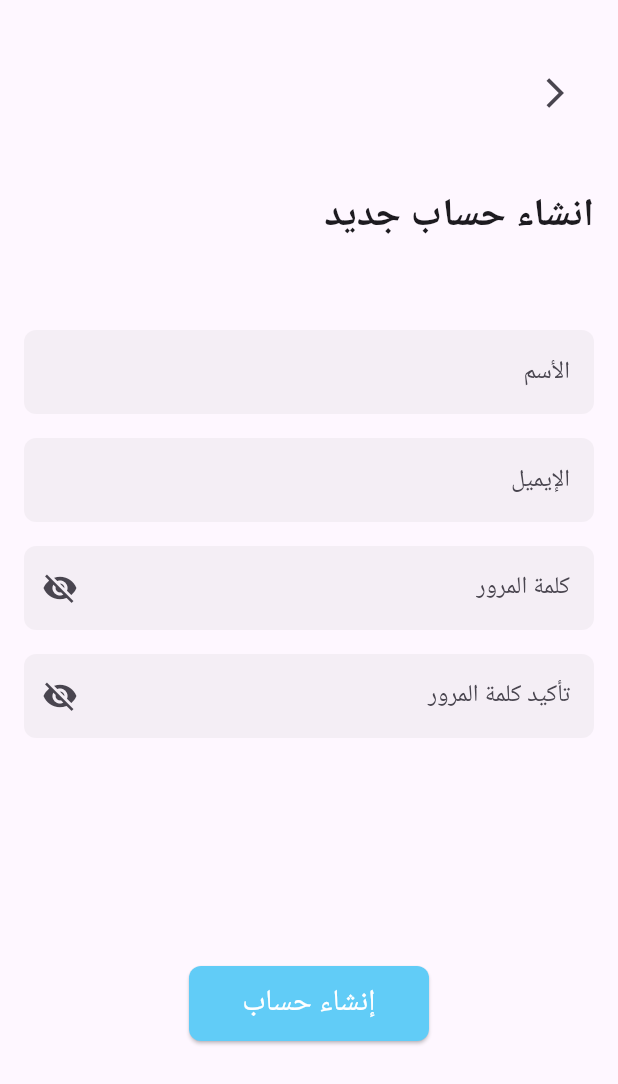
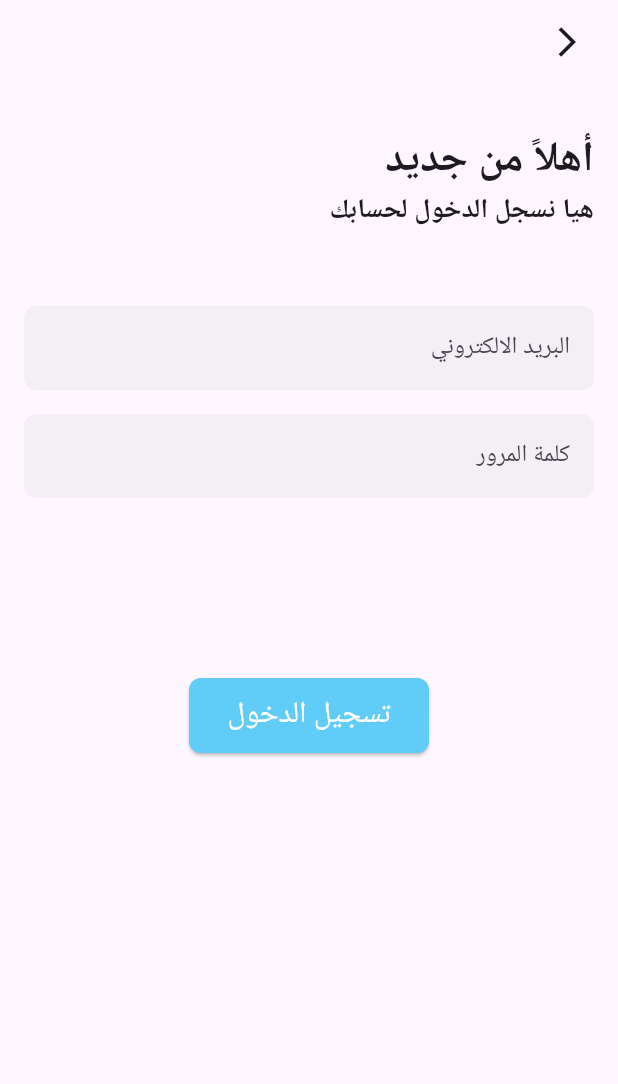
Before and after one commit to ebra0x0/UpDown, a Flutter app: the screen it shows after launch, on a phone screen of 412 x 824 dp. Shown: the top 1084 px of the screen. Run offline on Flutter 3.47's test engine with Material 3 defaults, Android fonts, the phone set to English and light mode, and no system bars; our stand-ins replace flutter_bloc, go_router, image_picker, supabase_flutter; accounts and stored records are empty.

Commit message:
Refactor and add login and registration views
- Refactored `app_router.dart` to include routes for login and registration views.
- Modified `CustomButton` to disable button when `isLoading` is true.
- Removed `custom_text_field.dart` and replaced its functionality with `CustomTextFormField`.
- Updated `header_text.dart` to remove unnecessary padding.
- Added `PasswordField` widget for handling password input with visibility toggle.
- Updated `auth_user_model.dart` to make `name` field optional.
- Added `LoginView` and its associated widgets (`LoginForm`, `LoginViewBody`).
- Added `RegistrationView` and its associated widgets (`RegistrationForm`, `RegistrationViewBody`).
- Updated `validator.dart` to include separate validators for login and registration passwords, and a confirm password validator.

```diff
--- a/lib/core/utils/app_router.dart
+++ b/lib/core/utils/app_router.dart
@@ -1,4 +1,5 @@
-import 'package:UpDown/features/auth/presentaion/views/registration_view.dart';
+import 'package:UpDown/features/auth/presentaion/views/login/login_view.dart';
+import 'package:UpDown/features/auth/presentaion/views/registration/registration_view.dart';
 import 'package:UpDown/features/create_report/presentation/views/create_report_view.dart';
 import 'package:go_router/go_router.dart';
 
@@ -7,11 +8,21 @@ import '../../features/home/presentation/views/home_view.dart';
 abstract class AppRouter {
   static const String khomeView = '/homeView';
   static const String kcreateReportView = '/createReportView';
+  static const String kregistrationView = '/registrationView';
+  static const String kloginView = '/loginView';
 
   static final router = GoRouter(routes: [
     GoRoute(
       path: '/',
+      builder: (context, state) => const LoginView(),
+    ),
+    GoRoute(
+      path: kregistrationView,
       builder: (context, state) => const RegistrationView(),
+    ),
+    GoRoute(
+      path: kloginView,
+      builder: (context, state) => const LoginView(),
     ),
     GoRoute(
       path: khomeView,
--- a/lib/core/widgets/back_nav_button.dart
+++ b/lib/core/widgets/back_nav_button.dart
@@ -1,14 +1,15 @@
 import 'package:flutter/material.dart';
 
-class BackNavigationButton extends StatelessWidget {
-  const BackNavigationButton({super.key});
+class BackButtonNavigation extends StatelessWidget {
+  const BackButtonNavigation({
+    super.key,
+  });
 
   @override
   Widget build(BuildContext context) {
-    return Padding(
-        padding: const EdgeInsets.all(8.0),
-        child: IconButton(
-            onPressed: () => Navigator.pop(context),
-            icon: const Icon(Icons.arrow_back_ios)));
+    return IconButton(
+      icon: Icon(Icons.arrow_back_ios),
+      onPressed: () => Navigator.pop(context),
+    );
   }
 }
--- a/lib/core/widgets/custom_button.dart
+++ b/lib/core/widgets/custom_button.dart
@@ -19,7 +19,7 @@ class CustomButton extends StatelessWidget {
         width: 160,
         height: 50,
         child: ElevatedButton(
-          onPressed: onPress,
+          onPressed: isLoading ? null : onPress,
           style: ButtonStyle(
             shape: WidgetStatePropertyAll(RoundedRectangleBorder(
               borderRadius: BorderRadius.circular(8),
@@ -34,7 +34,7 @@ class CustomButton extends StatelessWidget {
                     color: Colors.white,
                   ),
                 )
-              : const Text("إنشاء حساب",
+              : Text(title,
                   style: TextStyle(fontSize: 20, color: Colors.white)),
         ));
   }
--- a/lib/core/widgets/header_text.dart
+++ b/lib/core/widgets/header_text.dart
@@ -9,7 +9,7 @@ class HeaderText extends StatelessWidget {
   @override
   Widget build(BuildContext context) {
     return Padding(
-      padding: const EdgeInsets.only(bottom: 8),
+      padding: const EdgeInsets.only(bottom: 0),
       child: Text(title,
           style: TextStyle(fontSize: textSize, fontWeight: FontWeight.bold)),
     );
--- a/lib/features/auth/data/auth_user_model.dart
+++ b/lib/features/auth/data/auth_user_model.dart
@@ -1,10 +1,10 @@
 class AuthUserModel {
   const AuthUserModel({
-    required this.name,
+    this.name,
     required this.email,
     required this.password,
   });
-  final String name;
+  final String? name;
   final String email;
   final String password;
 }
--- /dev/null
+++ b/lib/features/auth/presentaion/views/login/login_view.dart
@@ -0,0 +1,16 @@
+import 'package:UpDown/core/widgets/back_nav_button.dart';
+import 'package:flutter/material.dart';
+import 'widgets/login_view_body.dart';
+
+class LoginView extends StatelessWidget {
+  const LoginView({super.key});
+
+  @override
+  Widget build(BuildContext context) {
+    return Scaffold(
+        appBar: AppBar(
+          title: BackButtonNavigation(),
+        ),
+        body: LoginViewBody());
+  }
+}
--- /dev/null
+++ b/lib/features/auth/presentaion/views/login/widgets/login_form.dart
@@ -0,0 +1,60 @@
+import 'package:UpDown/core/widgets/custom_button.dart';
+import 'package:UpDown/core/widgets/custom_text_form_field.dart';
+import 'package:UpDown/features/auth/data/form_field_model.dart';
+import 'package:UpDown/features/auth/validators/validator.dart';
+import 'package:flutter/material.dart';
+
+class LoginForm extends StatefulWidget {
+  const LoginForm({super.key});
+
+  @override
+  State<LoginForm> createState() => _LoginFormState();
+}
+
+class _LoginFormState extends State<LoginForm> {
+  final _FormKey = GlobalKey<FormState>();
+  final FormFieldModel _emailField = FormFieldModel(
+    labelText: " الإيميل",
+    validator: Validator().emailValidator,
+  );
+
+  final FormFieldModel _passwordField = FormFieldModel(
+    labelText: "كلمة المرور",
+    isPassword: true,
+    isSecure: true,
+    validator: Validator().loginPasswordValidator,
+  );
+
+  void _submit() {
+    if (_FormKey.currentState!.validate()) {
+      _FormKey.currentState!.save();
+    }
+  }
+
+  @override
+  Widget build(BuildContext context) {
+    return Form(
+      key: _FormKey,
+      child: Column(
+        children: [
+          CustomTextFormField(
+            keyType: TextInputType.emailAddress,
+            labelText: "البريد الالكتروني",
+            validator: _emailField.validator,
+          ),
+          SizedBox(height: 16),
+          CustomTextFormField(
+            keyType: TextInputType.visiblePassword,
+            labelText: "كلمة المرور",
+            validator: _passwordField.validator,
+          ),
+          SizedBox(height: 120),
+          CustomButton(
+            title: "تسجيل الدخول",
+            onPress: _submit,
+          ),
+        ],
+      ),
+    );
+  }
+}
--- /dev/null
+++ b/lib/features/auth/presentaion/views/login/widgets/login_view_body.dart
@@ -0,0 +1,25 @@
+import 'package:UpDown/core/widgets/header_text.dart';
+import 'package:UpDown/features/auth/presentaion/views/login/widgets/login_form.dart';
+import 'package:flutter/material.dart';
+
+class LoginViewBody extends StatelessWidget {
+  const LoginViewBody({super.key});
+
+  @override
+  Widget build(BuildContext context) {
+    return SingleChildScrollView(
+        child: Padding(
+      padding: const EdgeInsets.symmetric(horizontal: 16),
+      child: Column(
+        crossAxisAlignment: CrossAxisAlignment.start,
+        children: [
+          const SizedBox(height: 30),
+          const HeaderText(title: "أهلاً من جديد", textSize: 28),
+          const HeaderText(title: "هيا نسجل الدخول لحسابك", textSize: 18),
+          const SizedBox(height: 50),
+          LoginForm(),
+        ],
+      ),
+    ));
+  }
+}
--- a/lib/features/auth/presentaion/views/registration_view.dart
+++ b/lib/features/auth/presentaion/views/registration/registration_view.dart
@@ -1,17 +1,20 @@
+import 'package:UpDown/core/widgets/back_nav_button.dart';
 import 'package:UpDown/features/auth/presentaion/manager/registration_cubit/registration_cubit.dart';
-import 'package:UpDown/features/auth/presentaion/views/widgets/registartion_view_body.dart';
+import 'package:UpDown/features/auth/presentaion/views/registration/widgets/registartion_view_body.dart';
 import 'package:flutter/material.dart';
 import 'package:flutter_bloc/flutter_bloc.dart';
 
 class RegistrationView extends StatelessWidget {
-  static const String id = "/Registration_view";
-
   const RegistrationView({super.key});
 
   @override
   Widget build(BuildContext context) {
     return BlocProvider<RegistrationCubit>(
         create: (context) => RegistrationCubit(),
-        child: Scaffold(body: RegistrationViewBody()));
+        child: Scaffold(
+            appBar: AppBar(
+              title: BackButtonNavigation(),
+            ),
+            body: RegistrationViewBody()));
   }
 }
--- a/lib/features/auth/presentaion/views/widgets/registartion_view_body.dart
+++ b/lib/features/auth/presentaion/views/registration/widgets/registartion_view_body.dart
@@ -1,4 +1,3 @@
-import 'package:UpDown/core/widgets/back_nav_button.dart';
 import 'package:UpDown/core/widgets/header_text.dart';
 import 'package:flutter/material.dart';
 
@@ -17,8 +16,6 @@ class RegistrationViewBody extends StatelessWidget {
           crossAxisAlignment: CrossAxisAlignment.start,
           children: [
             const SizedBox(height: 30),
-            const BackNavigationButton(),
-            const SizedBox(height: 30),
             const HeaderText(title: "انشاء حساب جديد", textSize: 26),
             const SizedBox(height: 50),
             RegistrationForm(),
```
Also changed, not shown: lib/core/widgets/custom_text_field.dart (deleted, +0 -68 lines), lib/features/auth/presentaion/views/registration/widgets/registration_form.dart (renamed from lib/features/auth/presentaion/views/widgets/registration_form.dart, +6 -22 lines), lib/features/auth/validators/validator.dart (+11 -3 lines), lib/core/widgets/password_field.dart (renamed from lib/features/auth/presentaion/views/widgets/password_field.dart), 1 other file.
